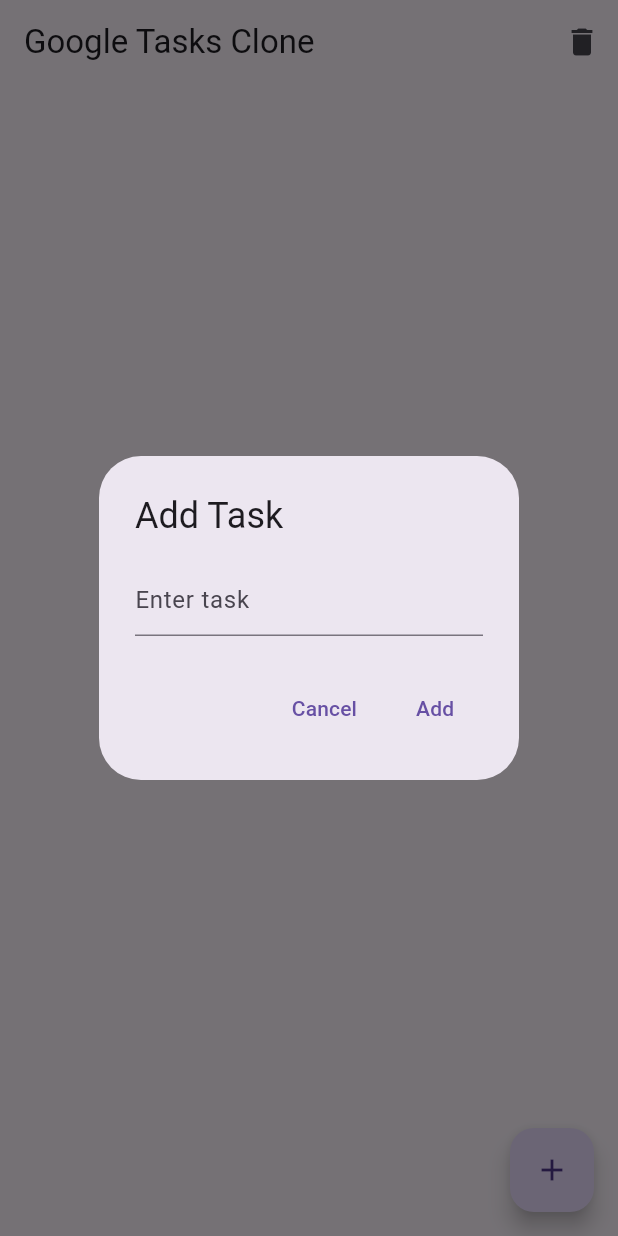
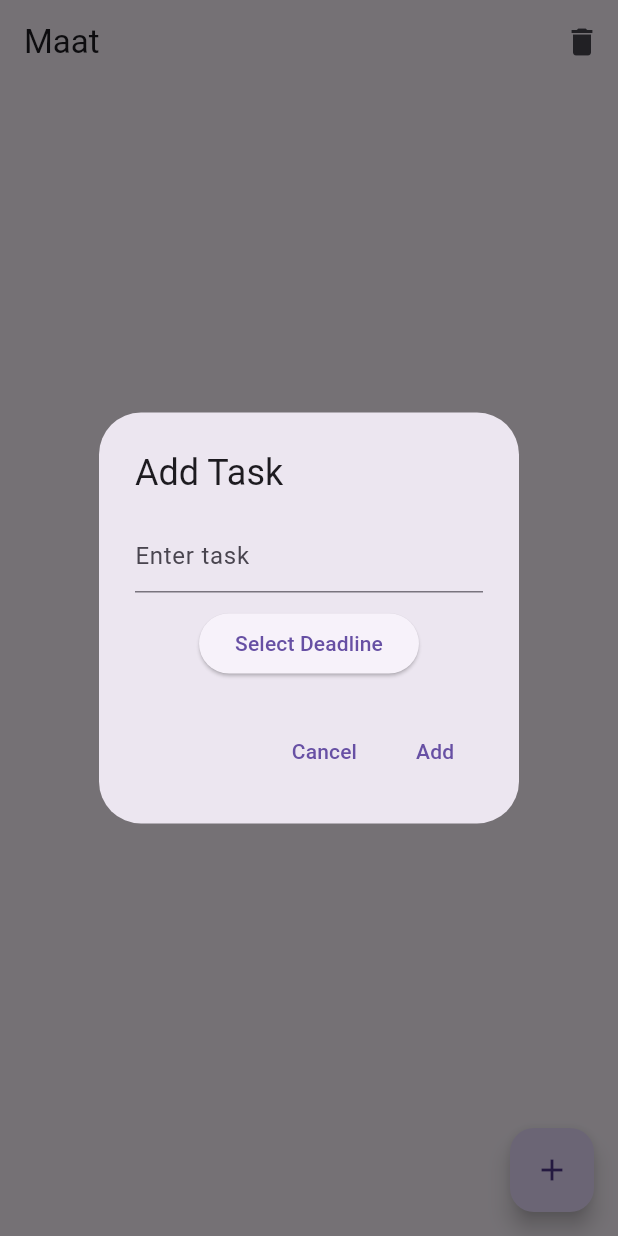
Before and after one commit to Ivan-projects-dev/Maat, a Flutter app: the screen it shows after launch, after a tap on the "add" icon, on a phone screen of 412 x 824 dp. Run offline on Flutter 3.47's test engine with Material 3 defaults, Android fonts, the phone set to English and light mode, and no system bars.

Commit message:
Implemented dynamic sorting and deadline-based tasks

```diff
--- a/lib/main.dart
+++ b/lib/main.dart
@@ -1,4 +1,5 @@
 import 'package:flutter/material.dart';
+import 'package:intl/intl.dart';
 
 void main() {
   runApp(const TasksApp());
@@ -19,6 +20,13 @@
   }
 }
 
+class Task {
+  final String title;
+  final DateTime? deadline;
+
+  Task({required this.title, this.deadline});
+}
+
 class TasksScreen extends StatefulWidget {
   const TasksScreen({super.key});
 
@@ -27,12 +35,13 @@
 }
 
 class TasksScreenState extends State<TasksScreen> {
-  final List<String> tasks = [];
-  final List<String> completedTasks = [];
+  final List<Task> tasks = [];
+  final List<Task> completedTasks = [];
 
-  void _addTask(String task) {
+  void _addTask(String title, DateTime? deadline) {
     setState(() {
-      tasks.add(task);
+      tasks.add(Task(title: title, deadline: deadline));
+      _sortTasks();
     });
   }
 
@@ -40,6 +49,7 @@
     setState(() {
       completedTasks.add(tasks[index]);
       tasks.removeAt(index);
+      _sortTasks();
     });
   }
 
@@ -49,11 +59,20 @@
     });
   }
 
+  void _sortTasks() {
+    tasks.sort((a, b) {
+      if (a.deadline == null && b.deadline == null) return 0;
+      if (a.deadline == null) return -1; // Tasks without deadlines appear first.
+      if (b.deadline == null) return 1;
+      return a.deadline!.compareTo(b.deadline!);
+    });
+  }
+
   @override
   Widget build(BuildContext context) {
     return Scaffold(
       appBar: AppBar(
-        title: const Text('Google Tasks Clone'),
+        title: const Text('Maat'),
         actions: [
           IconButton(
             icon: const Icon(Icons.delete),
@@ -72,15 +91,21 @@
                 : ListView.builder(
                     itemCount: tasks.length,
                     itemBuilder: (context, index) {
+                      final task = tasks[index];
                       return ListTile(
-                        leading: Radio(
+                        leading: Radio<int>(
                           value: index,
-                          groupValue: null,
+                          groupValue: null, // Set to null since we're not grouping
                           onChanged: (_) {
                             _markTaskAsCompleted(index);
                           },
                         ),
-                        title: Text(tasks[index]),
+                        title: Text(task.title),
+                        subtitle: task.deadline != null
+                            ? Text(
+                                'Deadline: ${DateFormat('yyyy-MM-dd HH:mm').format(task.deadline!)}',
+                              )
+                            : null,
                       );
                     },
                   ),
@@ -104,13 +129,19 @@
                   physics: const NeverScrollableScrollPhysics(),
                   itemCount: completedTasks.length,
                   itemBuilder: (context, index) {
+                    final task = completedTasks[index];
                     return ListTile(
                       title: Text(
-                        completedTasks[index],
+                        task.title,
                         style: const TextStyle(
                           decoration: TextDecoration.lineThrough,
                         ),
                       ),
+                      subtitle: task.deadline != null
+                          ? Text(
+                              'Completed: ${DateFormat('yyyy-MM-dd HH:mm').format(task.deadline!)}',
+                            )
+                          : null,
                     );
                   },
                 ),
@@ -127,16 +158,50 @@
 
   void _showAddTaskDialog() {
     String newTask = '';
+    DateTime? selectedDeadline;
+
     showDialog(
       context: context,
       builder: (context) {
         return AlertDialog(
           title: const Text('Add Task'),
-          content: TextField(
-            onChanged: (value) {
-              newTask = value;
-            },
-            decoration: const InputDecoration(hintText: 'Enter task'),
+          content: Column(
+            mainAxisSize: MainAxisSize.min,
+            children: [
+              TextField(
+                onChanged: (value) {
+                  newTask = value;
+                },
+                decoration: const InputDecoration(hintText: 'Enter task'),
+              ),
+              const SizedBox(height: 10),
+              ElevatedButton(
+                onPressed: () async {
+                  final pickedDate = await showDatePicker(
+                    context: context,
+                    initialDate: DateTime.now(),
+                    firstDate: DateTime.now(),
+                    lastDate: DateTime(2100),
+                  );
+                  if (pickedDate != null) {
+                    final pickedTime = await showTimePicker(
+                      context: context,
+                      initialTime: TimeOfDay.now(),
+                    );
+                    if (pickedTime != null) {
+                      selectedDeadline = DateTime(
+                        pickedDate.year,
+                        pickedDate.month,
+                        pickedDate.day,
+                        pickedTime.hour,
+                        pickedTime.minute,
+                      );
+                    }
+                  }
+                },
+                child: const Text('Select Deadline'),
+              ),
+            ],
           ),
           actions: [
             TextButton(
@@ -148,7 +213,7 @@
             TextButton(
               onPressed: () {
                 if (newTask.isNotEmpty) {
-                  _addTask(newTask);
+                  _addTask(newTask, selectedDeadline);
                 }
                 Navigator.of(context).pop();
               },
```
Also changed, not shown: pubspec.yaml (+5 -74 lines), pubspec.lock, 1 other file.
